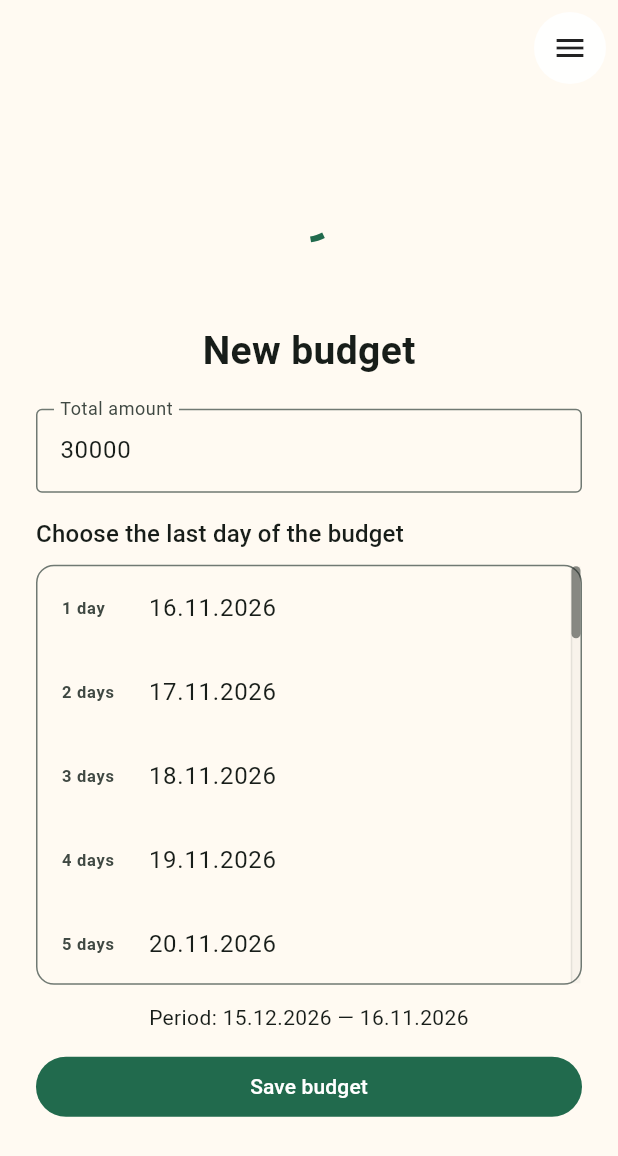
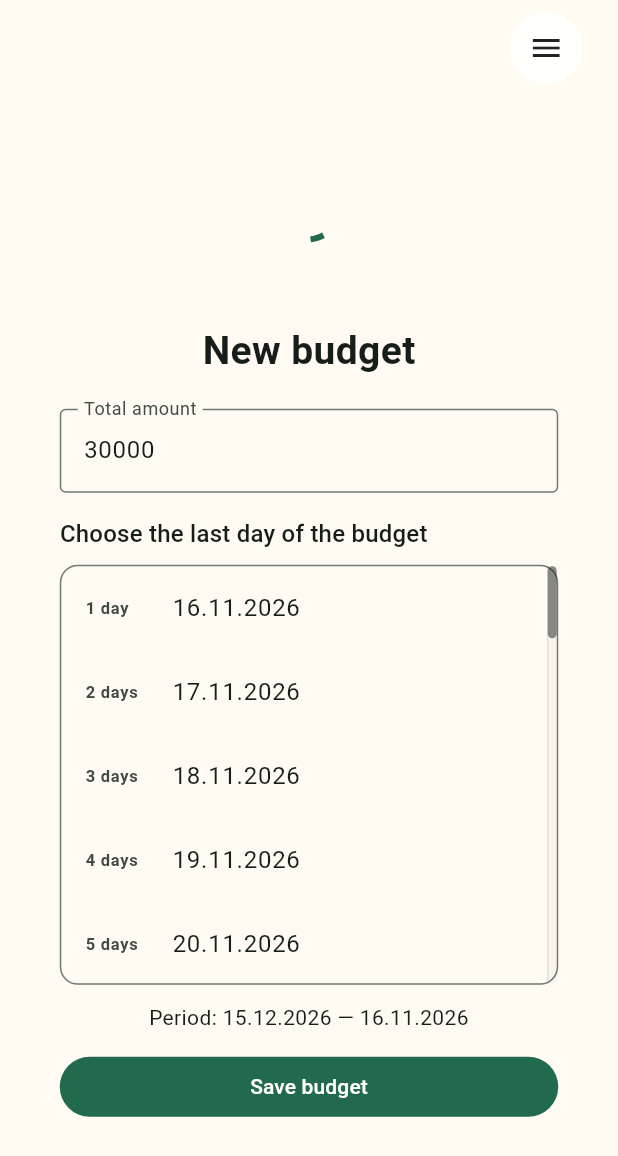
Before and after one commit to TobaccosDon/raccoon_budget, a Flutter app: the screen it shows after launch, on a phone screen of 412 x 824 dp. Shown: the top 1156 px of the screen. Run offline on Flutter 3.47's test engine with Material 3 defaults, Android fonts, the phone set to English and light mode, and no system bars; our stand-ins replace rive, shared_preferences; statements that could not run were skipped.

Commit message:
Update Rive UI and responsive layout

```diff
--- a/lib/budget_data_copy.dart
+++ /dev/null
@@ -1,25 +0,0 @@
-
-class BudgetData {
-  BudgetData({
-    this.dailyLimit = 3000,
-    this.spentToday = 800,
-    this.balance = 29200,
-    this.daysLeft = 9,
-  });
-
-  int dailyLimit;
-  int spentToday;
-  int balance;
-  int daysLeft;
-
-  int get availableToday => dailyLimit - spentToday;
-
-  double get progressWidth {
-    if (dailyLimit <= 0) {
-      return 0;
-    }
-
-    final progress = spentToday / dailyLimit;
-    return (progress * 342).clamp(0.0, 342.0);
-  }
-}
--- a/lib/l10n/app_en.arb
+++ b/lib/l10n/app_en.arb
@@ -7,9 +7,9 @@
   "allUnderControl": "Everything is under control",
   "todayLimitLabel": "From daily limit",
   "spentTodayLabel": "Spent today",
-"dayCount": "{count, plural, =0{{count} days} one{{count} day} other{{count} days}}",
+  "dayCount": "{count, plural, =0{{count} days} one{{count} day} other{{count} days}}",
   "balanceLabel": "Total remaining",
-  "daysLeftLabel": "Until payday",
+  "daysLeftLabel": "Remaining",
   "expenseTitle": "Add expense",
   "amountHint": "Amount",
   "cancel": "Cancel",
@@ -27,7 +27,6 @@
   "newBudget": "New budget",
   "totalAmount": "Total amount",
   "chooseLastDay": "Choose the last day of the budget",
-  "dayCount": "{count, plural, =0{{count} days} one{{count} day} other{{count} days}}",
   "period": "Period: {start} — {end}",
   "enterPositiveAmount": "Enter an amount greater than zero",
   "saving": "Saving…",
--- a/lib/l10n/app_es.arb
+++ b/lib/l10n/app_es.arb
@@ -8,7 +8,7 @@
   "todayLimitLabel": "Del límite diario",
   "spentTodayLabel": "Gastado hoy",
   "balanceLabel": "Total restante",
-  "daysLeftLabel": "Hasta el día de pago",
+  "daysLeftLabel": "Restante",
   "expenseTitle": "Añadir gasto",
   "amountHint": "Importe",
   "cancel": "Cancelar",
@@ -26,7 +26,7 @@
   "newBudget": "Nuevo presupuesto",
   "totalAmount": "Importe total",
   "chooseLastDay": "Elige el último día del presupuesto",
- "dayCount": "{count, plural, =0{{count} días} one{{count} día} other{{count} días}}",
+  "dayCount": "{count, plural, =0{{count} días} one{{count} día} other{{count} días}}",
   "period": "Periodo: {start} — {end}",
   "enterPositiveAmount": "Introduce un importe mayor que cero",
   "saving": "Guardando…",
--- a/lib/l10n/app_localizations.dart
+++ b/lib/l10n/app_localizations.dart
@@ -157,7 +157,7 @@ abstract class AppLocalizations {
   /// No description provided for @daysLeftLabel.
   ///
   /// In en, this message translates to:
-  /// **'Until payday'**
+  /// **'Remaining'**
   String get daysLeftLabel;
 
   /// No description provided for @expenseTitle.
--- a/lib/l10n/app_localizations_en.dart
+++ b/lib/l10n/app_localizations_en.dart
@@ -46,7 +46,7 @@ class AppLocalizationsEn extends AppLocalizations {
   String get balanceLabel => 'Total remaining';
 
   @override
-  String get daysLeftLabel => 'Until payday';
+  String get daysLeftLabel => 'Remaining';
 
   @override
   String get expenseTitle => 'Add expense';
--- a/lib/l10n/app_localizations_es.dart
+++ b/lib/l10n/app_localizations_es.dart
@@ -46,7 +46,7 @@ class AppLocalizationsEs extends AppLocalizations {
   String get balanceLabel => 'Total restante';
 
   @override
-  String get daysLeftLabel => 'Hasta el día de pago';
+  String get daysLeftLabel => 'Restante';
 
   @override
   String get expenseTitle => 'Añadir gasto';
--- a/lib/l10n/app_localizations_ru.dart
+++ b/lib/l10n/app_localizations_ru.dart
@@ -28,7 +28,7 @@ class AppLocalizationsRu extends AppLocalizations {
   String get todayLimitLabel => 'Из дневного лимита';
 
   @override
-  String get spentTodayLabel => 'Сегодня потрачено';
+  String get spentTodayLabel => 'Потрачено сегодня';
 
   @override
   String dayCount(num count) {
@@ -48,7 +48,7 @@ class AppLocalizationsRu extends AppLocalizations {
   String get balanceLabel => 'Осталось всего';
 
   @override
-  String get daysLeftLabel => 'До зарплаты';
+  String get daysLeftLabel => 'Осталось';
 
   @override
   String get expenseTitle => 'Добавить расход';
--- a/lib/l10n/app_ru.arb
+++ b/lib/l10n/app_ru.arb
@@ -6,9 +6,9 @@
   "addExpense": "Добавить расход",
   "allUnderControl": "Всё под контролем",
   "todayLimitLabel": "Из дневного лимита",
-  "spentTodayLabel": "Сегодня потрачено",
+  "spentTodayLabel": "Потрачено сегодня",
   "balanceLabel": "Осталось всего",
-  "daysLeftLabel": "До зарплаты",
+  "daysLeftLabel": "Осталось",
   "expenseTitle": "Добавить расход",
   "amountHint": "Сумма",
   "cancel": "Отмена",
@@ -26,7 +26,7 @@
   "newBudget": "Новый бюджет",
   "totalAmount": "Общая сумма",
   "chooseLastDay": "Выберите последний день бюджета",
- "dayCount": "{count, plural, =0{{count} дней} one{{count} день} few{{count} дня} many{{count} дней} other{{count} дней}}",
+  "dayCount": "{count, plural, =0{{count} дней} one{{count} день} few{{count} дня} many{{count} дней} other{{count} дней}}",
   "period": "Период: {start} — {end}",
   "enterPositiveAmount": "Введите сумму больше нуля",
   "saving": "Сохранение…",
--- a/lib/main.dart
+++ b/lib/main.dart
@@ -1179,8 +1179,23 @@ class _BudgetScreenState extends State<BudgetScreen>
     return Scaffold(
       backgroundColor: const Color(0xFFFFFAF2),
       body: SafeArea(
-        child: Stack(
-          children: [
+        child: LayoutBuilder(
+          builder: (context, constraints) {
+            // Keep the complete Rive-based interface in a phone-shaped frame
+            // on wide web screens. On narrow screens it fills the available area.
+            const designAspectRatio = 9 / 19.5;
+            final frameWidth = constraints.maxWidth <
+                    constraints.maxHeight * designAspectRatio
+                ? constraints.maxWidth
+                : constraints.maxHeight * designAspectRatio;
+            final frameHeight = frameWidth / designAspectRatio;
+
+            return Center(
+              child: SizedBox(
+                width: frameWidth,
+                height: frameHeight,
+                child: Stack(
+                  children: [
             Positioned.fill(
               child: RiveWidgetBuilder(
                 key: ValueKey(_mascotStateMachine),
@@ -1315,6 +1330,28 @@ class _BudgetScreenState extends State<BudgetScreen>
               ),
             ),
 
+            // The amount is rendered inside the Rive artboard. This localized
+            // caption sits directly above it and scales with the phone frame.
+            if (_dayTrackingInitialized && _workflowState == 'active')
+              Positioned(
+                left: 0,
+                right: 0,
+                bottom: frameHeight * 0.235,
+                child: IgnorePointer(
+                  child: Transform.scale(
+                    scale: frameWidth / 471,
+                    child: Text(
+                      texts.spentTodayLabel,
+                      textAlign: TextAlign.center,
+                      style: const TextStyle(
+                        fontSize: 14,
+                        color: Color(0xFF55504D),
+                      ),
+                    ),
+                  ),
+                ),
+              ),
+
             if (_dayTrackingInitialized &&
                 (_workflowState == 'dayReview' || _needsDayReview))
               Positioned.fill(
@@ -1392,7 +1429,11 @@ class _BudgetScreenState extends State<BudgetScreen>
 
 
 
-          ],
+                  ],
+                ),
+              ),
+            );
+          },
         ),
       ),
     );
```
Also changed, not shown: 1 other file.
